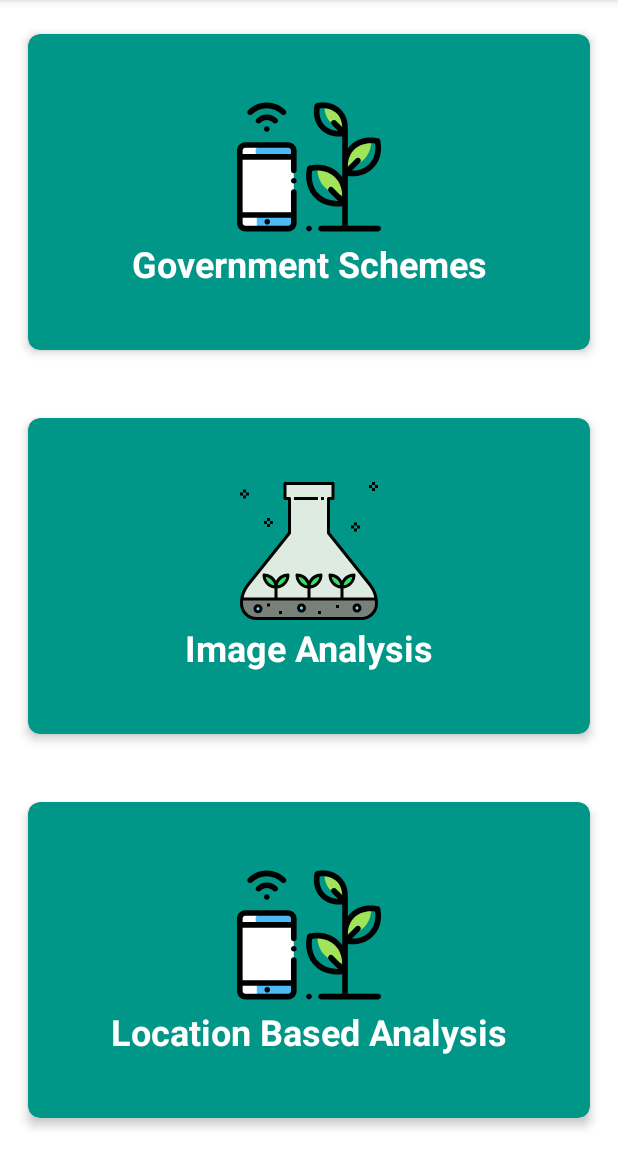
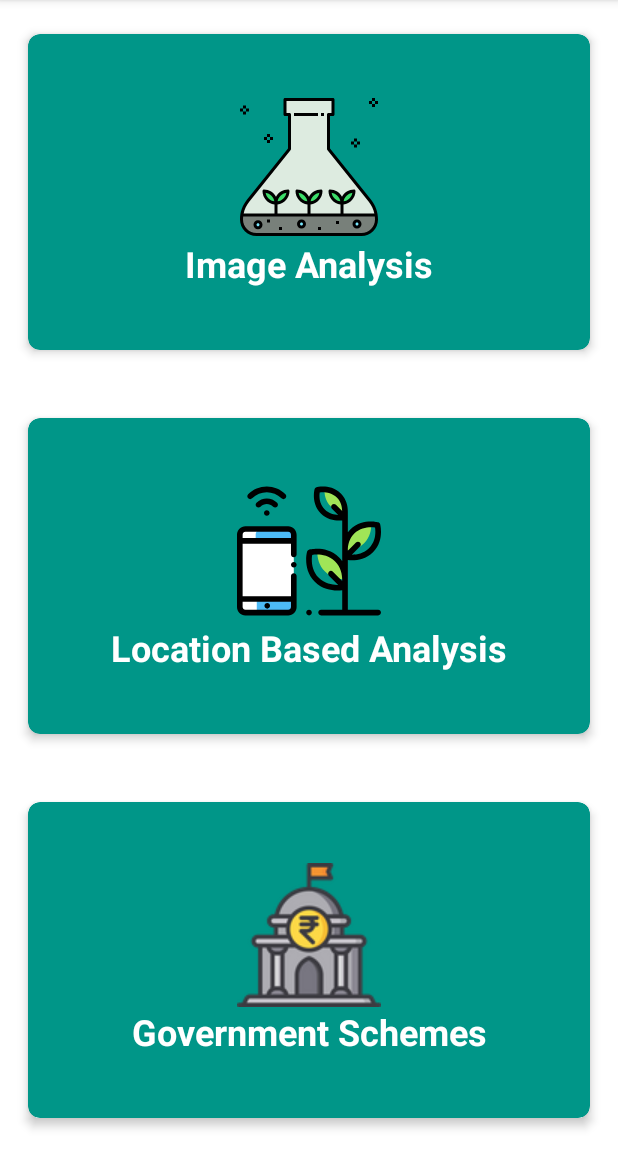
Before and after one commit to Sarwesh2003/eTaka-mobile-client, an Android app: the screen it shows after launch (MainActivity), on a phone screen of 412 x 824 dp, the part 84-1236 px from its top. Run offline under Robolectric (Android 15) with nearby library versions, the phone set to English and light mode, and no system bars; libraries missing offline, so code that uses them is left out: com.github.dhaval2404.imagepicker, org.tensorflow.lite; pictures from the network do not load.

Commit message:
Adding Remaing Activities and Images

```diff
--- a/app/build.gradle
+++ b/app/build.gradle
@@ -1,5 +1,6 @@
 plugins {
     id 'com.android.application'
+    id 'com.google.gms.google-services'
 }
 
 android {
@@ -40,6 +41,7 @@ dependencies {
     implementation 'com.google.android.gms:play-services-maps:18.0.2'
     implementation 'com.google.maps.android:android-maps-utils:0.4+'
     implementation 'com.github.bumptech.glide:glide:4.9.0'
+    implementation platform('com.google.firebase:firebase-bom:31.2.2')
     implementation 'com.itextpdf:itextg:5.5.10'
     implementation 'org.tensorflow:tensorflow-lite-support:0.1.0'
     implementation 'org.tensorflow:tensorflow-lite-metadata:0.1.0'
--- a/app/src/main/res/layout/activity_main.xml
+++ b/app/src/main/res/layout/activity_main.xml
@@ -5,33 +5,6 @@
     android:layout_height="match_parent"
     android:orientation="vertical">
     <include layout="@layout/app_bar"/>
-    <androidx.cardview.widget.CardView
-        android:id="@+id/schemes"
-        android:layout_width="match_parent"
-        android:layout_height="wrap_content"
-        android:layout_weight="1"
-        android:layout_margin="8dp"
-        android:background="@drawable/card_bg"
-        style="@style/HomeScreenOptionCardViewStyle">
-
-        <!-- Second card view content -->
-        <TextView
-            android:layout_width="match_parent"
-            android:layout_height="wrap_content"
-            android:text="Government Schemes"
-            android:layout_gravity="center_vertical"
-            android:gravity="center_horizontal"
-            android:textSize="24sp"
-            android:textColor="@color/white"
-            android:textStyle="bold"
-            app:drawableTopCompat="@drawable/ic_location_analysis" />
-
-    </androidx.cardview.widget.CardView>
-    <LinearLayout
-        android:layout_width="match_parent"
-        android:layout_height="wrap_content">
-
-    </LinearLayout>
     <androidx.cardview.widget.CardView
         android:id="@+id/ia"
         android:layout_width="match_parent"
@@ -78,6 +51,29 @@
             app:drawableTopCompat="@drawable/ic_location_analysis" />
 
     </androidx.cardview.widget.CardView>
+    <androidx.cardview.widget.CardView
+        android:id="@+id/schemes"
+        android:layout_width="match_parent"
+        android:layout_height="wrap_content"
+        android:layout_weight="1"
+        android:layout_margin="8dp"
+        android:background="@drawable/card_bg"
+        style="@style/HomeScreenOptionCardViewStyle">
+
+        <!-- Second card view content -->
+        <TextView
+            android:layout_width="match_parent"
+            android:layout_height="wrap_content"
+            android:text="Government Schemes"
+            android:layout_gravity="center_vertical"
+            android:gravity="center_horizontal"
+            android:textSize="24sp"
+            android:textColor="@color/white"
+            android:textStyle="bold"
+            app:drawableTopCompat="@drawable/ic_government" />
+
+    </androidx.cardview.widget.CardView>
+
 
 
 </LinearLayout>
```
Also changed, not shown: app/src/main/AndroidManifest.xml (+8 -7 lines), app/src/main/java/com/example/etaka/Forum.java (added, +14 -0 lines), app/src/main/res/layout/activity_forum.xml (added, +17 -0 lines), app/src/main/res/layout/topic_list_layout.xml (added, +42 -0 lines), build.gradle (+14 -0 lines), app/src/main/res/drawable/ic_government.png (added), 1 other file.
